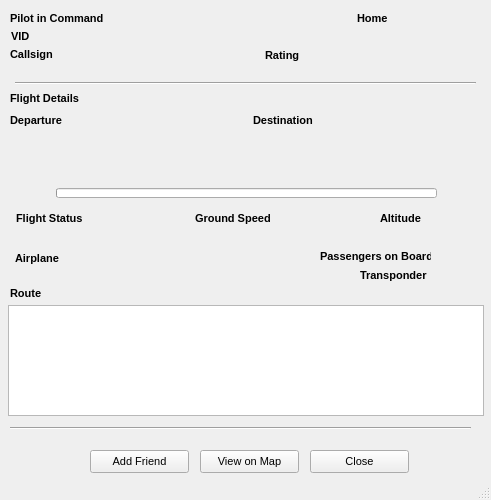
The window that QtUI/PilotInfo_UI.ui (emper0r/IVAO-status) describes before a commit, drawn with Qt 5.
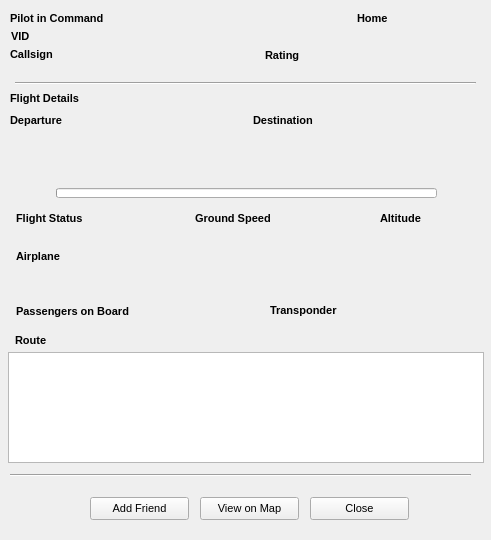
The same window after the commit.

Commit message:
* Fix some widget at PilotInfo_UI for KDE
    + Refresh roster of ivao's friends when update run
    + Fix insert to roster

What changed in the file:
```diff
--- a/QtUI/PilotInfo_UI.ui
+++ b/QtUI/PilotInfo_UI.ui
@@ -10,7 +10,7 @@
     <x>0</x>
     <y>0</y>
     <width>491</width>
-    <height>500</height>
+    <height>540</height>
    </rect>
   </property>
   <property name="sizePolicy">
@@ -22,13 +22,13 @@
   <property name="minimumSize">
    <size>
     <width>491</width>
-    <height>500</height>
+    <height>540</height>
    </size>
   </property>
   <property name="maximumSize">
    <size>
     <width>491</width>
-    <height>500</height>
+    <height>540</height>
    </size>
   </property>
   <property name="cursor">
@@ -293,7 +293,7 @@
     <property name="geometry">
      <rect>
       <x>8</x>
-      <y>305</y>
+      <y>352</y>
       <width>476</width>
       <height>111</height>
      </rect>
@@ -305,8 +305,8 @@
    <widget class="QLabel" name="Route_label">
     <property name="geometry">
      <rect>
-      <x>10</x>
-      <y>285</y>
+      <x>15</x>
+      <y>332</y>
       <width>41</width>
       <height>16</height>
      </rect>
@@ -329,7 +329,7 @@
     <property name="geometry">
      <rect>
       <x>90</x>
-      <y>450</y>
+      <y>497</y>
       <width>99</width>
       <height>23</height>
      </rect>
@@ -350,7 +350,7 @@
     <property name="geometry">
      <rect>
       <x>200</x>
-      <y>450</y>
+      <y>497</y>
       <width>99</width>
       <height>23</height>
      </rect>
@@ -371,7 +371,7 @@
     <property name="geometry">
      <rect>
       <x>310</x>
-      <y>450</y>
+      <y>497</y>
       <width>99</width>
       <height>23</height>
      </rect>
@@ -537,7 +537,7 @@
     <property name="geometry">
      <rect>
       <x>10</x>
-      <y>420</y>
+      <y>467</y>
       <width>461</width>
       <height>16</height>
      </rect>
@@ -681,8 +681,8 @@
    <widget class="QLabel" name="PobText">
     <property name="geometry">
      <rect>
-      <x>424</x>
-      <y>245</y>
+      <x>161</x>
+      <y>301</y>
       <width>51</width>
       <height>20</height>
      </rect>
@@ -702,8 +702,8 @@
    <widget class="QLabel" name="TransponderText">
     <property name="geometry">
      <rect>
-      <x>420</x>
-      <y>265</y>
+      <x>358</x>
+      <y>300</y>
       <width>41</width>
       <height>20</height>
      </rect>
@@ -723,9 +723,9 @@
    <widget class="QLabel" name="TransponderLabel">
     <property name="geometry">
      <rect>
-      <x>360</x>
-      <y>267</y>
-      <width>71</width>
+      <x>270</x>
+      <y>302</y>
+      <width>91</width>
       <height>16</height>
      </rect>
     </property>
@@ -746,9 +746,9 @@
    <widget class="QLabel" name="POBLabel">
     <property name="geometry">
      <rect>
-      <x>320</x>
-      <y>248</y>
-      <width>111</width>
+      <x>16</x>
+      <y>303</y>
+      <width>141</width>
       <height>16</height>
      </rect>
     </property>
@@ -769,9 +769,9 @@
    <widget class="QLabel" name="AirplaneLabel">
     <property name="geometry">
      <rect>
-      <x>15</x>
-      <y>250</y>
-      <width>51</width>
+      <x>16</x>
+      <y>248</y>
+      <width>61</width>
       <height>16</height>
      </rect>
     </property>
@@ -794,7 +794,7 @@
      <rect>
       <x>17</x>
       <y>260</y>
-      <width>311</width>
+      <width>461</width>
       <height>20</height>
      </rect>
     </property>
@@ -836,7 +836,7 @@
    <widget class="QLabel" name="vidText">
     <property name="geometry">
      <rect>
-      <x>32</x>
+      <x>38</x>
       <y>28</y>
       <width>51</width>
       <height>16</height>
@@ -855,7 +855,6 @@
     </property>
    </widget>
   </widget>
-  <widget class="QStatusBar" name="statusBar"/>
  </widget>
  <resources/>
  <connections>
```
The commit also changes 4 other files.
